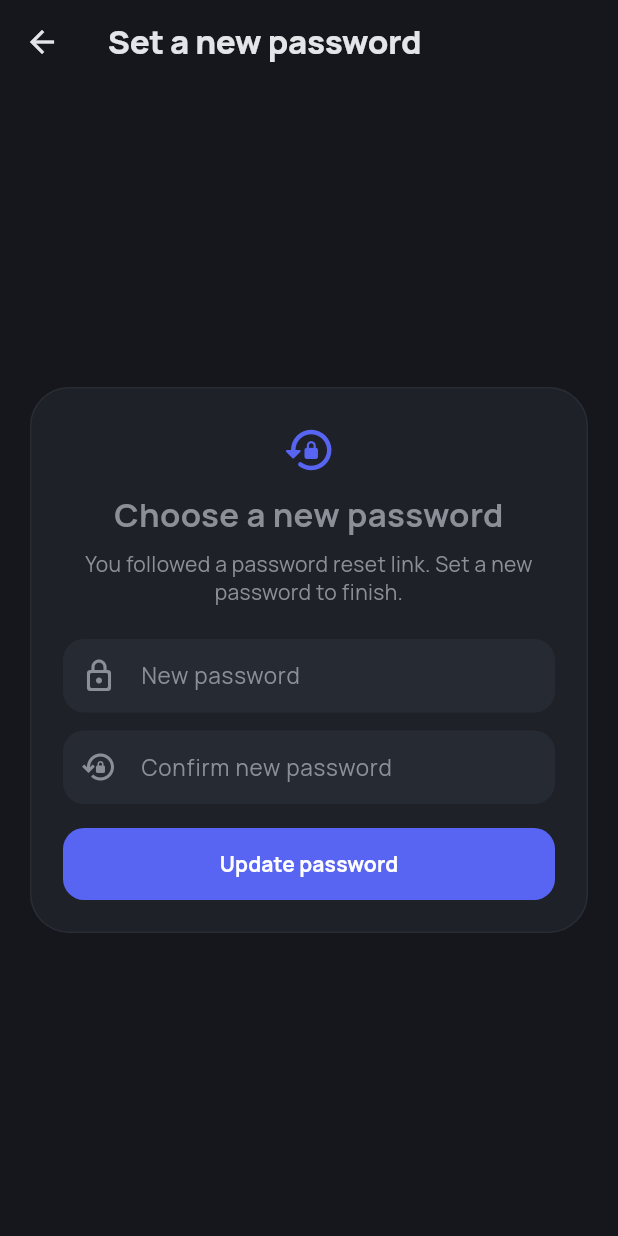
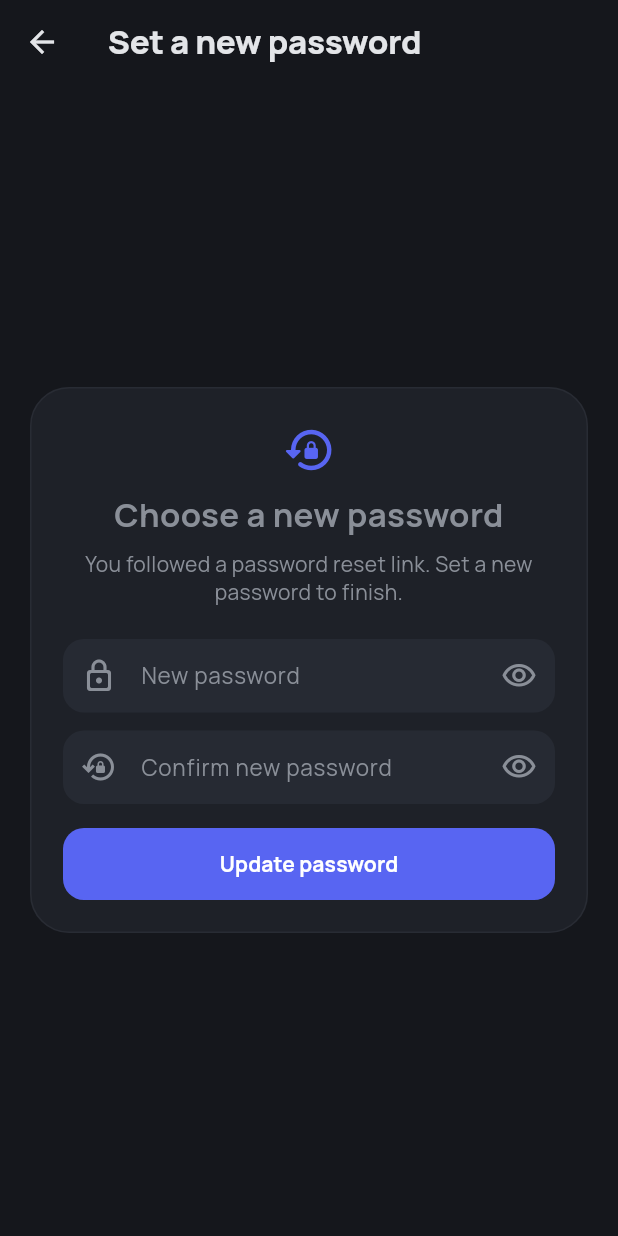
Before and after one commit to Suoip/learning_flutter, a Flutter app: the ResetPasswordPage screen opened directly, on a phone screen of 412 x 824 dp. Run offline on Flutter 3.47's test engine with Material 3 defaults, Android fonts, the phone set to English and light mode, and no system bars; our stand-ins replace flutter_spinkit, google_fonts, image_picker, supabase_flutter; accounts and stored records are empty; statements that could not run were skipped.

Commit message:
Add password visibility toggle, haptic feedback, and an avatar a11y label (#45)
Three small, mobile-relevant gaps found in a fresh audit:

- Every password field (login, register-confirm, change-password x2,
  reset-password x2) was permanently obscured with no way to reveal
  it. Added a per-field eye-icon toggle everywhere. Converted
  password_form_section.dart from Stateless to Stateful to hold its
  own toggle state locally - constructor unchanged, so its caller
  needed no changes.
- Incidentally found and fixed reset_password_page.dart still using
  the old hardcoded red error styling that Round 2's error-banner
  unification missed - moved it onto NotesErrorBanner.
- Added haptic feedback (light impact on toggles/likes, medium impact
  on delete) - previously absent everywhere in the app, despite mobile
  being the primary target.
- ProfileAvatar gave screen readers no label at all; wrapped it in a
  Semantics widget announcing whose picture it is.

Round 3 UI audit, first batch (editor autosave/word-count/shortcuts
still open for later).

Co-authored-by: Claude Sonnet 5 <noreply@anthropic.com>

```diff
--- a/lib/pages/notes/feed_page.dart
+++ b/lib/pages/notes/feed_page.dart
@@ -1,4 +1,5 @@
 import 'package:flutter/material.dart';
+import 'package:flutter/services.dart';
 
 import '../../resources_and_services/notes_logic.dart';
 import 'feed_post_detail_page.dart';
@@ -87,6 +88,7 @@ class _FeedPageState extends State<FeedPage> {
     final index = _feed.indexWhere((i) => i.id == item.id);
     if (index == -1) return;
 
+    HapticFeedback.lightImpact();
     final wasLiked = item.isLikedByCurrentUser;
     setState(() {
       _feed[index] = item.copyWith(
--- a/lib/pages/notes/feed_post_detail_page.dart
+++ b/lib/pages/notes/feed_post_detail_page.dart
@@ -1,4 +1,5 @@
 import 'package:flutter/material.dart';
+import 'package:flutter/services.dart';
 import 'package:intl/intl.dart';
 
 import '../../resources_and_services/notes_logic.dart';
@@ -72,6 +73,7 @@ class _FeedPostDetailPageState extends State<FeedPostDetailPage> {
   }
 
   Future<void> _toggleLike() async {
+    HapticFeedback.lightImpact();
     try {
       await widget.logic.toggleFeedLike(widget.item.id);
       if (!mounted) return;
--- a/lib/pages/notes/notes_page.dart
+++ b/lib/pages/notes/notes_page.dart
@@ -1,4 +1,5 @@
 import 'package:flutter/material.dart';
+import 'package:flutter/services.dart';
 
 import '../../resources_and_services/notes_logic.dart';
 import 'feed_page.dart';
@@ -249,6 +250,7 @@ class _NotesPageState extends State<NotesPage>
     final index = _notes.indexWhere((n) => n.id == note.id);
     if (index == -1) return;
 
+    HapticFeedback.lightImpact();
     setState(() {
       _notes[index] = note.copyWith(
         isPinned: !note.isPinned,
@@ -272,6 +274,7 @@ class _NotesPageState extends State<NotesPage>
     final index = _notes.indexWhere((n) => n.id == note.id);
     if (index == -1) return;
 
+    HapticFeedback.lightImpact();
     setState(() {
       _notes[index] = note.copyWith(
         isFavorite: !note.isFavorite,
@@ -295,6 +298,8 @@ class _NotesPageState extends State<NotesPage>
 
   Future<bool> _togglePublish(NoteItem note) async {
     final published = _publishedNoteIds.contains(note.id);
+
+    HapticFeedback.lightImpact();
 
     if (!published) {
       List<FriendItem> friends;
@@ -382,6 +387,7 @@ class _NotesPageState extends State<NotesPage>
   }
 
   Future<void> _deleteNoteWithUndo(NoteItem note) async {
+    HapticFeedback.mediumImpact();
     setState(() => _pendingDeleteNoteIds.add(note.id));
 
     // Finalizes any still-showing undo-snackbar for a different note right
--- a/lib/pages/notes/reset_password_page.dart
+++ b/lib/pages/notes/reset_password_page.dart
@@ -1,6 +1,7 @@
 import 'package:flutter/material.dart';
 
 import '../../resources_and_services/notes_logic.dart';
+import 'notes_error_banner.dart';
 
 /// Shown when the app detects a Supabase password-recovery session (the
 /// user followed a "reset password" link from their email). Lets them set
@@ -19,6 +20,8 @@ class _ResetPasswordPageState extends State<ResetPasswordPage> {
   final _confirmPasswordController = TextEditingController();
 
   bool _saving = false;
+  bool _obscurePassword = true;
+  bool _obscureConfirmPassword = true;
   String? _errorText;
 
   @override
@@ -110,11 +113,24 @@ class _ResetPasswordPageState extends State<ResetPasswordPage> {
                         const SizedBox(height: 22),
                         TextFormField(
                           controller: _passwordController,
-                          obscureText: true,
+                          obscureText: _obscurePassword,
                           textInputAction: TextInputAction.next,
                           decoration: InputDecoration(
                             labelText: 'New password',
                             prefixIcon: const Icon(Icons.lock_outline_rounded),
+                            suffixIcon: IconButton(
+                              tooltip: _obscurePassword
+                                  ? 'Show password'
+                                  : 'Hide password',
+                              icon: Icon(
+                                _obscurePassword
+                                    ? Icons.visibility_outlined
+                                    : Icons.visibility_off_outlined,
+                              ),
+                              onPressed: () => setState(
+                                () => _obscurePassword = !_obscurePassword,
+                              ),
+                            ),
                             border: OutlineInputBorder(
                               borderRadius: BorderRadius.circular(14),
                             ),
@@ -130,12 +146,26 @@ class _ResetPasswordPageState extends State<ResetPasswordPage> {
                         const SizedBox(height: 12),
                         TextFormField(
                           controller: _confirmPasswordController,
-                          obscureText: true,
+                          obscureText: _obscureConfirmPassword,
                           textInputAction: TextInputAction.done,
                           onFieldSubmitted: (_) => _submit(),
                           decoration: InputDecoration(
                             labelText: 'Confirm new password',
                             prefixIcon: const Icon(Icons.lock_reset_outlined),
+                            suffixIcon: IconButton(
+                              tooltip: _obscureConfirmPassword
+                                  ? 'Show password'
+                                  : 'Hide password',
+                              icon: Icon(
+                                _obscureConfirmPassword
+                                    ? Icons.visibility_outlined
+                                    : Icons.visibility_off_outlined,
+                              ),
+                              onPressed: () => setState(
+                                () => _obscureConfirmPassword =
+                                    !_obscureConfirmPassword,
+                              ),
+                            ),
                             border: OutlineInputBorder(
                               borderRadius: BorderRadius.circular(14),
                             ),
@@ -149,18 +179,7 @@ class _ResetPasswordPageState extends State<ResetPasswordPage> {
                         ),
                         if (_errorText != null) ...[
                           const SizedBox(height: 12),
-                          Container(
-                            padding: const EdgeInsets.all(12),
-                            decoration: BoxDecoration(
-                              color: Colors.red.shade50,
-                              borderRadius: BorderRadius.circular(12),
-                              border: Border.all(color: Colors.red.shade100),
-                            ),
-                            child: Text(
-                              _errorText!,
-                              style: TextStyle(color: Colors.red.shade700),
-                            ),
-                          ),
+                          NotesErrorBanner(message: _errorText!),
                         ],
                         const SizedBox(height: 16),
                         FilledButton(
```
Also changed, not shown: lib/pages/notes/notes_auth_page.dart (+31 -2 lines), lib/pages/notes/password_form_section.dart (+41 -9 lines), lib/pages/notes/profile_avatar.dart (+7 -1 lines), 1 other file.
